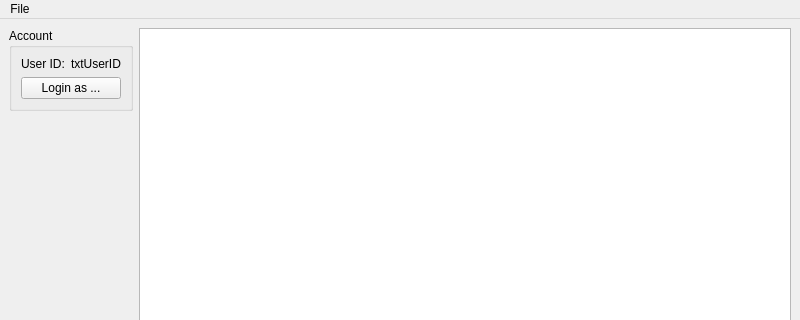
This is ui/mainwindow.ui in SharkyRawr/matrix-changemyname as Qt 5 draws it before an edit; both pictures show x 0 to 800 and y 0 to 320 of the 800 by 600 pixel window. The edited form follows.
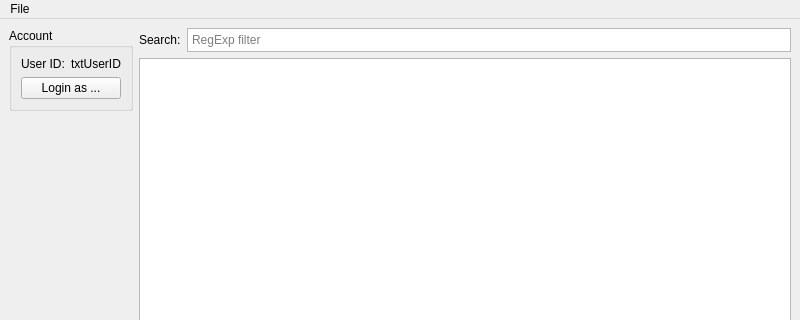
This is the edited form.

What changed in the file:
```diff
--- a/ui/mainwindow.ui
+++ b/ui/mainwindow.ui
@@ -69,7 +69,41 @@
     <item>
      <layout class="QVBoxLayout" name="verticalLayout_2">
       <item>
-       <widget class="QListView" name="listRooms"/>
+       <layout class="QHBoxLayout" name="horizontalLayout_3">
+        <item>
+         <widget class="QLabel" name="label_2">
+          <property name="text">
+           <string>Search:</string>
+          </property>
+         </widget>
+        </item>
+        <item>
+         <widget class="QTextEdit" name="txtFilter">
+          <property name="sizePolicy">
+           <sizepolicy hsizetype="Expanding" vsizetype="Preferred">
+            <horstretch>0</horstretch>
+            <verstretch>0</verstretch>
+           </sizepolicy>
+          </property>
+          <property name="maximumSize">
+           <size>
+            <width>16777215</width>
+            <height>24</height>
+           </size>
+          </property>
+          <property name="placeholderText">
+           <string>RegExp filter</string>
+          </property>
+         </widget>
+        </item>
+       </layout>
+      </item>
+      <item>
+       <widget class="QListView" name="listRooms">
+        <property name="selectionMode">
+         <enum>QAbstractItemView::MultiSelection</enum>
+        </property>
+       </widget>
       </item>
       <item>
        <spacer name="horizontalSpacer">
```
